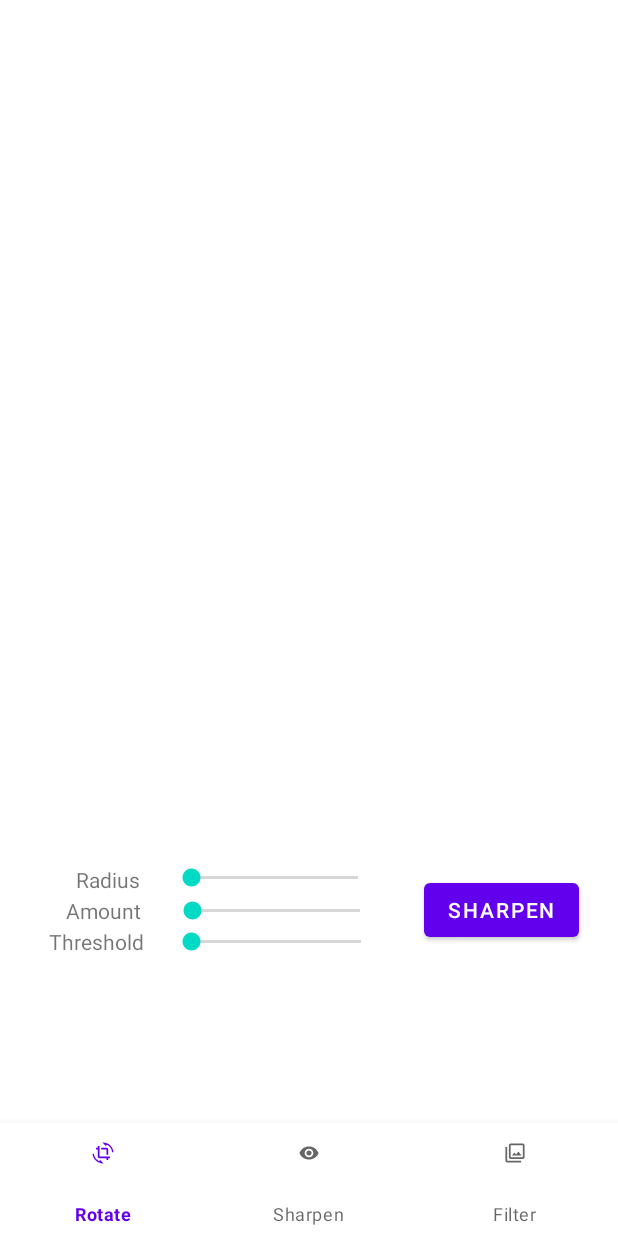
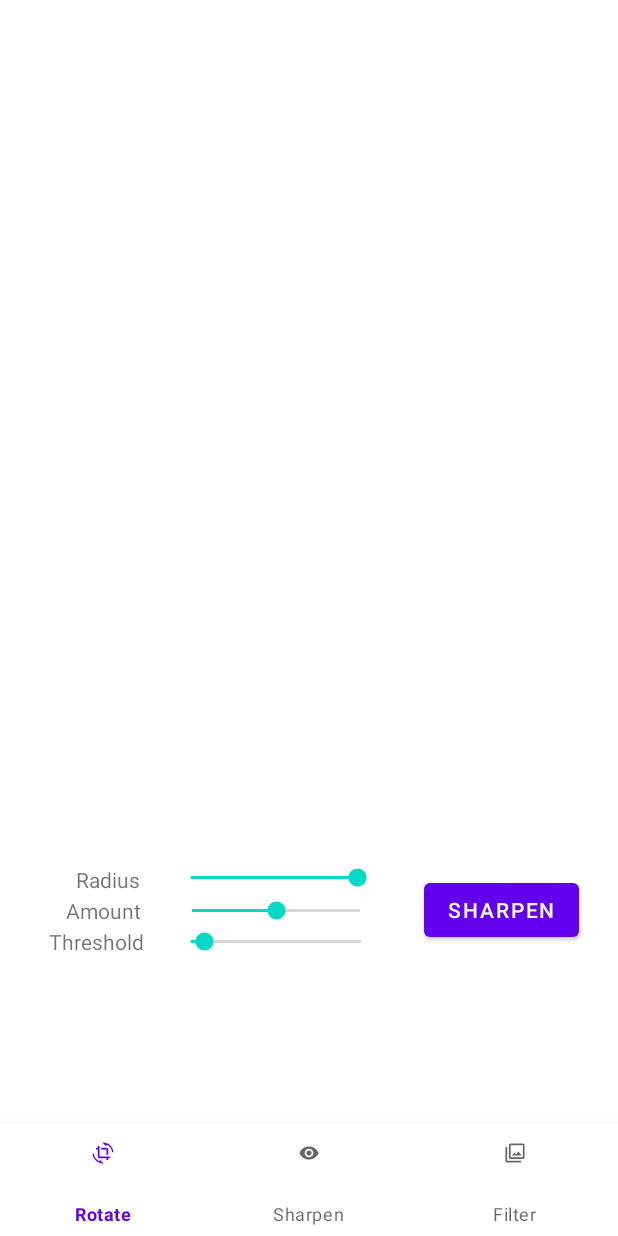
Before and after one commit to xIshuxx/ImageEditingApplication, an Android app: the SharpenFragment screen opened directly, with no data from a screen before it, on a phone screen of 412 x 824 dp. Run offline under Robolectric (Android 15) with nearby library versions, the phone set to English and light mode, and no system bars.

Commit message:
seekbars work

```diff
--- a/app/src/main/java/com/example/imgeditor/SharpenFragment.kt
+++ b/app/src/main/java/com/example/imgeditor/SharpenFragment.kt
@@ -7,13 +7,18 @@ import android.view.LayoutInflater
 import android.view.View
 import android.view.ViewGroup
 import android.widget.Button
+import android.widget.SeekBar
 import androidx.core.view.drawToBitmap
 import androidx.fragment.app.Fragment
+import com.example.imgeditor.databinding.FragmentSharpenBinding
 
 
 class SharpenFragment(imgEditing: ImgEditing) :Fragment(){
-
+    private lateinit var binding: FragmentSharpenBinding
     private var activity=imgEditing
+    private var amount:Float = 50f
+    private var radius:Float= 10f
+    private var threshold:Int= 20
 
     override fun onCreate(savedInstanceState: Bundle?) {
         super.onCreate(savedInstanceState)
@@ -30,18 +35,35 @@ class SharpenFragment(imgEditing: ImgEditing) :Fragment(){
     override fun onViewCreated(view: View, savedInstanceState: Bundle?) {
         super.onViewCreated(view, savedInstanceState)
         val btn= view.findViewById<Button>(R.id.BtnSharpen)
+        val seekbarAmount= view.findViewById<SeekBar>(R.id.seekBarAmount)
+        val seekbarRadius=view.findViewById<SeekBar>(R.id.seekBarRadius)
+        val seekbarThreshold=view.findViewById<SeekBar>(R.id.seekBarThreshold)
+        seekbarAmount.max=100
+        seekbarRadius.max=10
+        seekbarThreshold.max=255
+
+        seekbarAmount.setProgress(amount.toInt())
+        seekbarRadius.setProgress(radius.toInt())
+        seekbarThreshold.setProgress(threshold)
+
         btn?.setOnClickListener {
             Log.d("test","print this shit")
-            activity.binding.imageView.setImageBitmap(sharpenImage())
+            activity.binding.imageView.setImageBitmap(sharpenImage(view))
         }
     }
 
-    fun sharpenImage():Bitmap{
+    fun sharpenImage(view: View):Bitmap{
+        val seekbarAmount= view.findViewById<SeekBar>(R.id.seekBarAmount)
+        val seekbarRadius=view.findViewById<SeekBar>(R.id.seekBarRadius)
+        val seekbarThreshold=view.findViewById<SeekBar>(R.id.seekBarThreshold)
+        amount= seekbarAmount.progress.toFloat()
+        radius= seekbarRadius.progress.toFloat()
+        threshold=seekbarThreshold.progress
         var original:Bitmap= activity.binding.imageView.drawToBitmap()
         //var blurred:Bitmap= fastBlur(original,1f,10)!!
-        var blurred:Bitmap= blur(original,10f)
+        var blurred:Bitmap= blur(original,radius)
         var sharpened:Bitmap = addImages(original,
-        filteredImage(original,blurred,50f, 20 ))
+        filteredImage(original,blurred,amount, threshold ))
 
         return sharpened
     }
--- a/app/src/main/res/layout/fragment_sharpen.xml
+++ b/app/src/main/res/layout/fragment_sharpen.xml
@@ -14,11 +14,11 @@
         android:text="Sharpen"
         app:layout_constraintBottom_toBottomOf="parent"
         app:layout_constraintEnd_toEndOf="parent"
-        app:layout_constraintStart_toEndOf="@+id/seekBar5"
+        app:layout_constraintStart_toEndOf="@+id/seekBarAmount"
         app:layout_constraintTop_toTopOf="parent" />
 
     <SeekBar
-        android:id="@+id/seekBar5"
+        android:id="@+id/seekBarAmount"
         android:layout_width="144dp"
         android:layout_height="19dp"
         app:layout_constraintBottom_toBottomOf="parent"
@@ -28,21 +28,21 @@
         app:layout_constraintTop_toTopOf="parent" />
 
     <SeekBar
-        android:id="@+id/seekBarAmount"
+        android:id="@+id/seekBarThreshold"
         android:layout_width="145dp"
         android:layout_height="20dp"
         app:layout_constraintBottom_toBottomOf="parent"
         app:layout_constraintEnd_toEndOf="parent"
         app:layout_constraintHorizontal_bias="0.417"
         app:layout_constraintStart_toStartOf="parent"
-        app:layout_constraintTop_toBottomOf="@+id/seekBar5"
+        app:layout_constraintTop_toBottomOf="@+id/seekBarAmount"
         app:layout_constraintVertical_bias="0.02" />
 
     <SeekBar
-        android:id="@+id/seekBar6"
+        android:id="@+id/seekBarRadius"
         android:layout_width="143dp"
         android:layout_height="21dp"
-        app:layout_constraintBottom_toTopOf="@+id/seekBar5"
+        app:layout_constraintBottom_toTopOf="@+id/seekBarAmount"
         app:layout_constraintEnd_toEndOf="parent"
         app:layout_constraintHorizontal_bias="0.414"
         app:layout_constraintStart_toStartOf="parent"
@@ -55,7 +55,7 @@
         android:layout_height="wrap_content"
         android:text="Amount"
         app:layout_constraintBottom_toBottomOf="parent"
-        app:layout_constraintEnd_toStartOf="@+id/seekBar5"
+        app:layout_constraintEnd_toStartOf="@+id/seekBarAmount"
         app:layout_constraintHorizontal_bias="0.714"
         app:layout_constraintStart_toStartOf="parent"
         app:layout_constraintTop_toTopOf="parent" />
@@ -66,7 +66,7 @@
         android:layout_height="wrap_content"
         android:text="Threshold"
         app:layout_constraintBottom_toBottomOf="parent"
-        app:layout_constraintEnd_toStartOf="@+id/seekBarAmount"
+        app:layout_constraintEnd_toStartOf="@+id/seekBarThreshold"
         app:layout_constraintHorizontal_bias="0.687"
         app:layout_constraintStart_toStartOf="parent"
         app:layout_constraintTop_toBottomOf="@+id/textView2"
@@ -78,7 +78,7 @@
         android:layout_height="wrap_content"
         android:text="Radius"
         app:layout_constraintBottom_toTopOf="@+id/textView2"
-        app:layout_constraintEnd_toStartOf="@+id/seekBar6"
+        app:layout_constraintEnd_toStartOf="@+id/seekBarRadius"
         app:layout_constraintHorizontal_bias="0.735"
         app:layout_constraintStart_toStartOf="parent"
         app:layout_constraintTop_toTopOf="parent"
```
